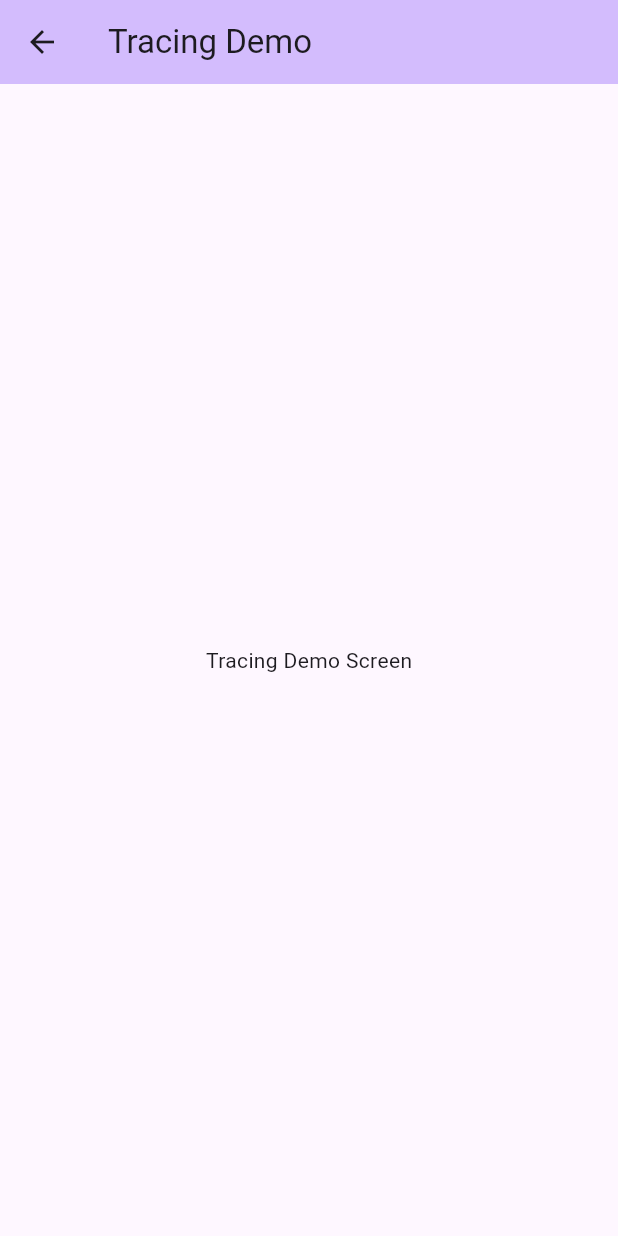
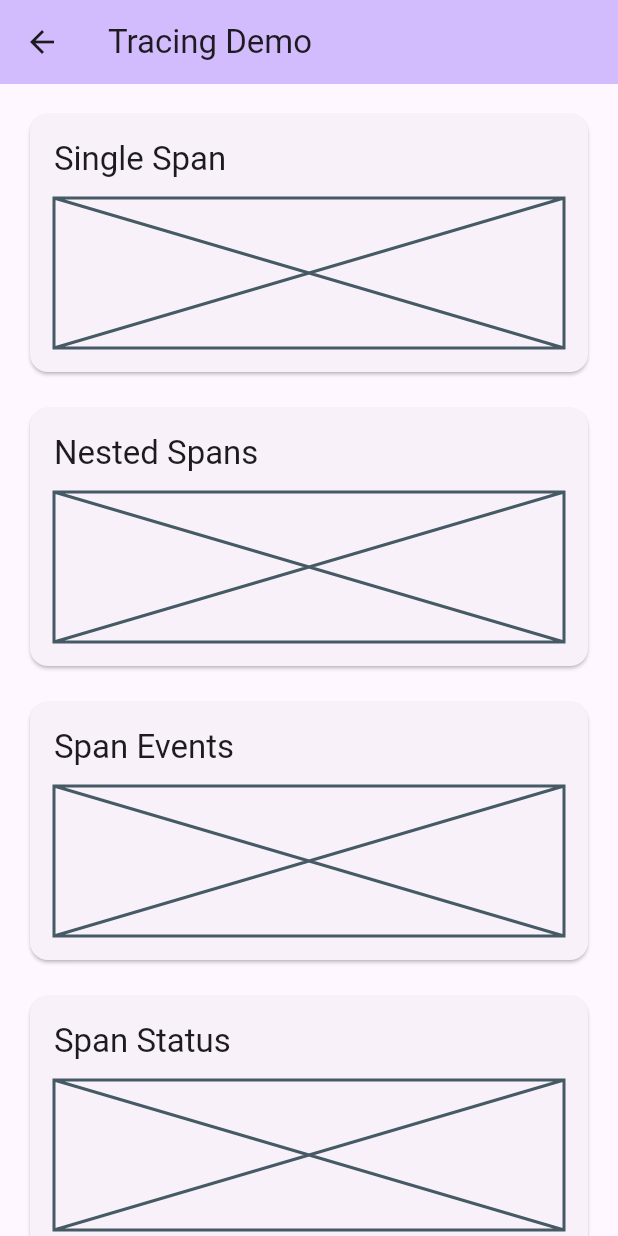
Before and after one commit to embrace-io/embrace-flutter-dartastic, a Flutter app: the screen it shows after launch, after a tap on "Tracing Demo", on a phone screen of 412 x 824 dp. Run offline on Flutter 3.47's test engine with Material 3 defaults, Android fonts, the phone set to English and light mode, and no system bars; missing offline and left inert: flutterrific_opentelemetry.

Commit message:
Added demo section as a placeholder.
Also re-added the navigator observer even though it's breaking.

```diff
--- a/lib/app.dart
+++ b/lib/app.dart
@@ -1,4 +1,5 @@
 import 'package:flutter/material.dart';
+import 'package:flutterrific_opentelemetry/flutterrific_opentelemetry.dart';
 
 import 'screens/main_screen.dart';
 
@@ -12,9 +13,7 @@ class MyApp extends StatelessWidget {
       theme: ThemeData(
         colorScheme: ColorScheme.fromSeed(seedColor: Colors.deepPurple),
       ),
-      // Note: FlutterOTel.routeObserver disabled due to bug in flutterrific_opentelemetry v0.3.4
-      // The package casts route.settings to Page on line 91, but MaterialApp uses RouteSettings
-      // navigatorObservers: [FlutterOTel.routeObserver],
+      navigatorObservers: [FlutterOTel.routeObserver],
       home: const MainScreen(),
     );
   }
--- a/lib/screens/tracing_demo_screen.dart
+++ b/lib/screens/tracing_demo_screen.dart
@@ -10,9 +10,60 @@ class TracingDemoScreen extends StatelessWidget {
         backgroundColor: Theme.of(context).colorScheme.inversePrimary,
         title: const Text('Tracing Demo'),
       ),
-      body: const Center(
-        child: Text('Tracing Demo Screen'),
+      body: ListView(
+        padding: const EdgeInsets.all(16.0),
+        children: const [
+          _DemoSection(
+            title: 'Single Span',
+            child: Placeholder(fallbackHeight: 100),
+          ),
+          SizedBox(height: 16),
+          _DemoSection(
+            title: 'Nested Spans',
+            child: Placeholder(fallbackHeight: 100),
+          ),
+          SizedBox(height: 16),
+          _DemoSection(
+            title: 'Span Events',
+            child: Placeholder(fallbackHeight: 100),
+          ),
+          SizedBox(height: 16),
+          _DemoSection(
+            title: 'Span Status',
+            child: Placeholder(fallbackHeight: 100),
+          ),
+        ],
       ),
     );
   }
 }
+
+class _DemoSection extends StatelessWidget {
+  const _DemoSection({
+    required this.title,
+    required this.child,
+  });
+
+  final String title;
+  final Widget child;
+
+  @override
+  Widget build(BuildContext context) {
+    return Card(
+      child: Padding(
+        padding: const EdgeInsets.all(16.0),
+        child: Column(
+          crossAxisAlignment: CrossAxisAlignment.start,
+          children: [
+            Text(
+              title,
+              style: Theme.of(context).textTheme.titleLarge,
+            ),
+            const SizedBox(height: 12),
+            child,
+          ],
+        ),
+      ),
+    );
+  }
+}
```
